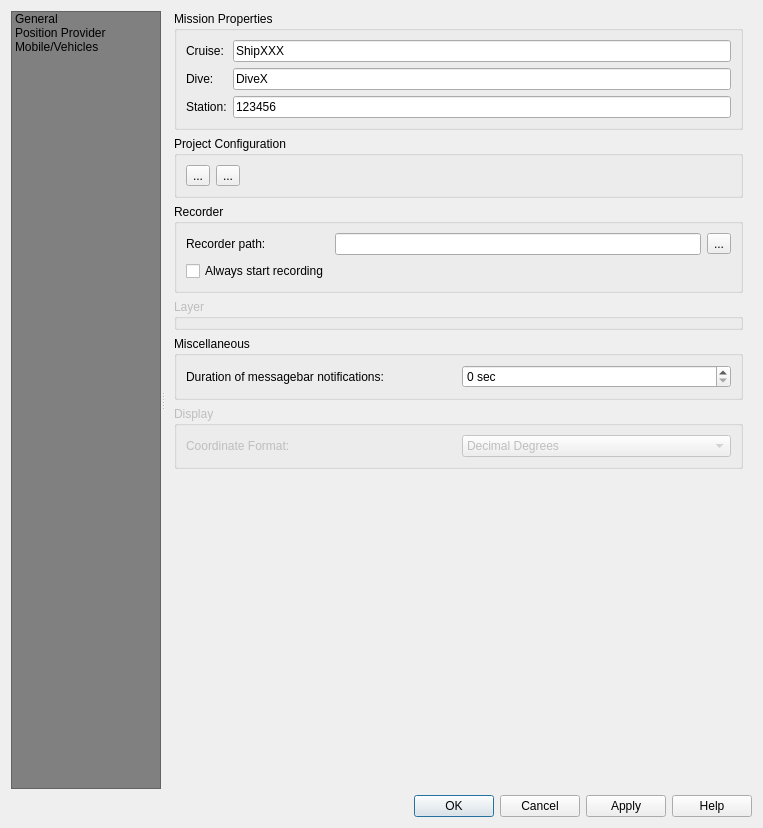
Qt form ui/posiview_properties_base.ui (jrenken/qgis-PosiView) before a commit.
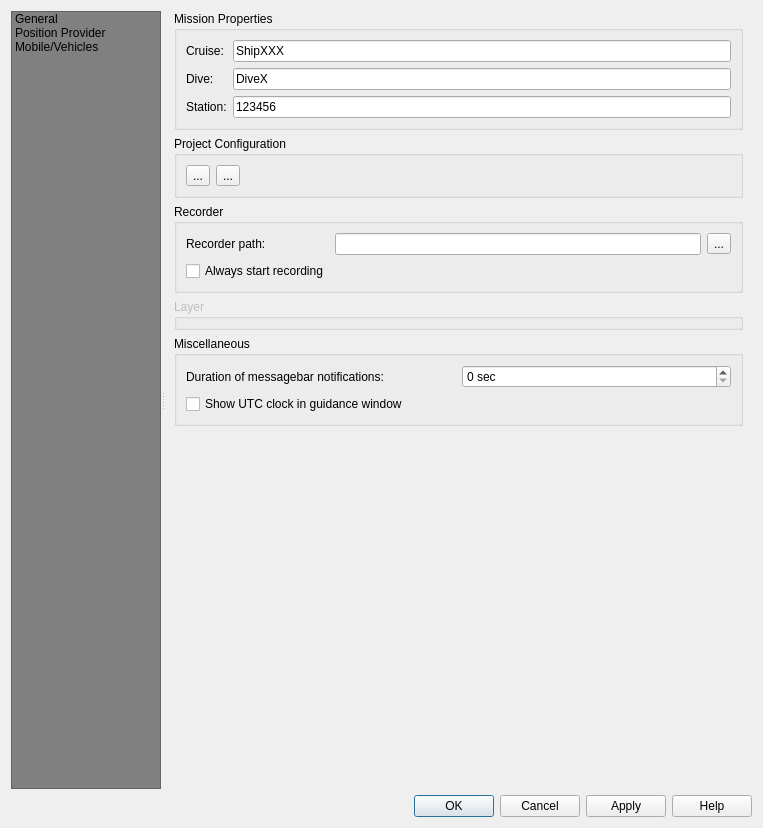
The same form after that commit. Icons and pictures are not drawn. Custom widgets are drawn as their Qt base class.

Commit message: visibility of UTC clock in guidance window is adjustable remove redundent call of onApplyConfigChanges don't clear the whole PosiView group when saving project

```diff
--- a/ui/posiview_properties_base.ui
+++ b/ui/posiview_properties_base.ui
@@ -343,41 +343,10 @@
                     </property>
                    </widget>
                   </item>
-                 </layout>
-                </widget>
-               </item>
-               <item>
-                <widget class="QgsCollapsibleGroupBox" name="groupBox_7">
-                 <property name="enabled">
-                  <bool>false</bool>
-                 </property>
-                 <property name="title">
-                  <string>Display</string>
-                 </property>
-                 <layout class="QGridLayout" name="gridLayout_2">
-                  <item row="0" column="1">
-                   <widget class="QComboBox" name="comboBox">
-                    <item>
-                     <property name="text">
-                      <string>Decimal Degrees</string>
-                     </property>
-                    </item>
-                    <item>
-                     <property name="text">
-                      <string>Degerees, Decimal Minutes</string>
-                     </property>
-                    </item>
-                    <item>
-                     <property name="text">
-                      <string>Degrees, Minutes, Decimal Seconds</string>
-                     </property>
-                    </item>
-                   </widget>
-                  </item>
-                  <item row="0" column="0">
-                   <widget class="QLabel" name="label_4">
+                  <item row="3" column="0">
+                   <widget class="QCheckBox" name="checkBoxUtcClock">
                     <property name="text">
-                     <string>Coordinate Format:</string>
+                     <string>Show UTC clock in guidance window</string>
                     </property>
                    </widget>
                   </item>
```
Left out of the diff: 8 changed lines with no effect on the pictures. The commit also changes 7 other files.
